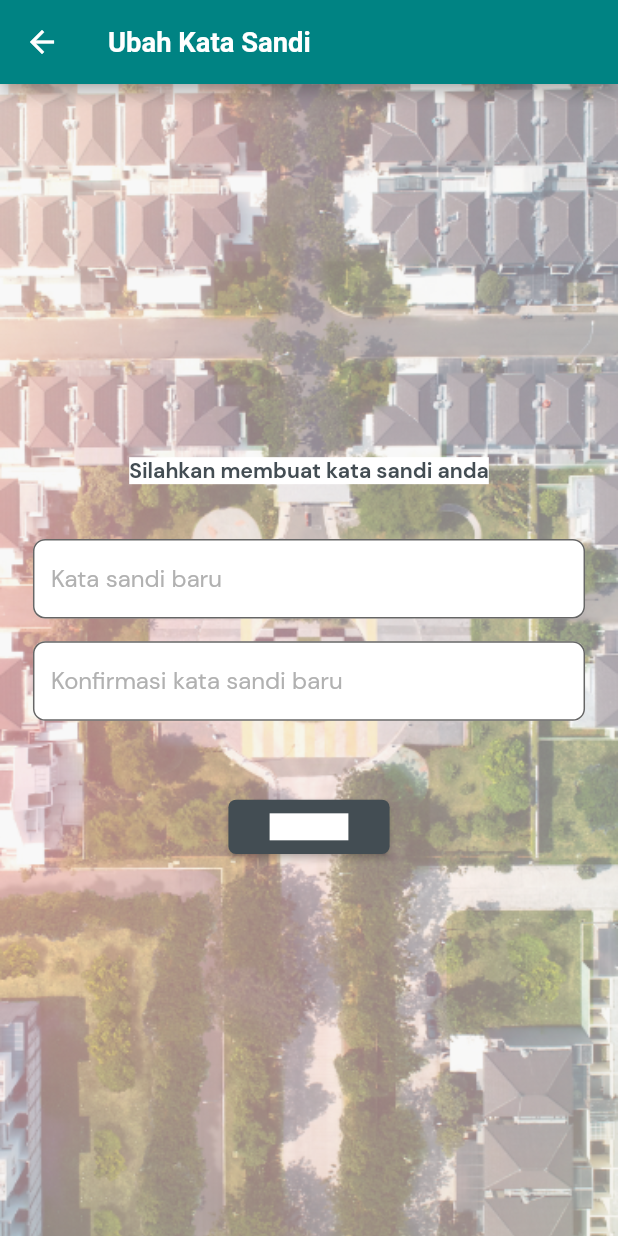
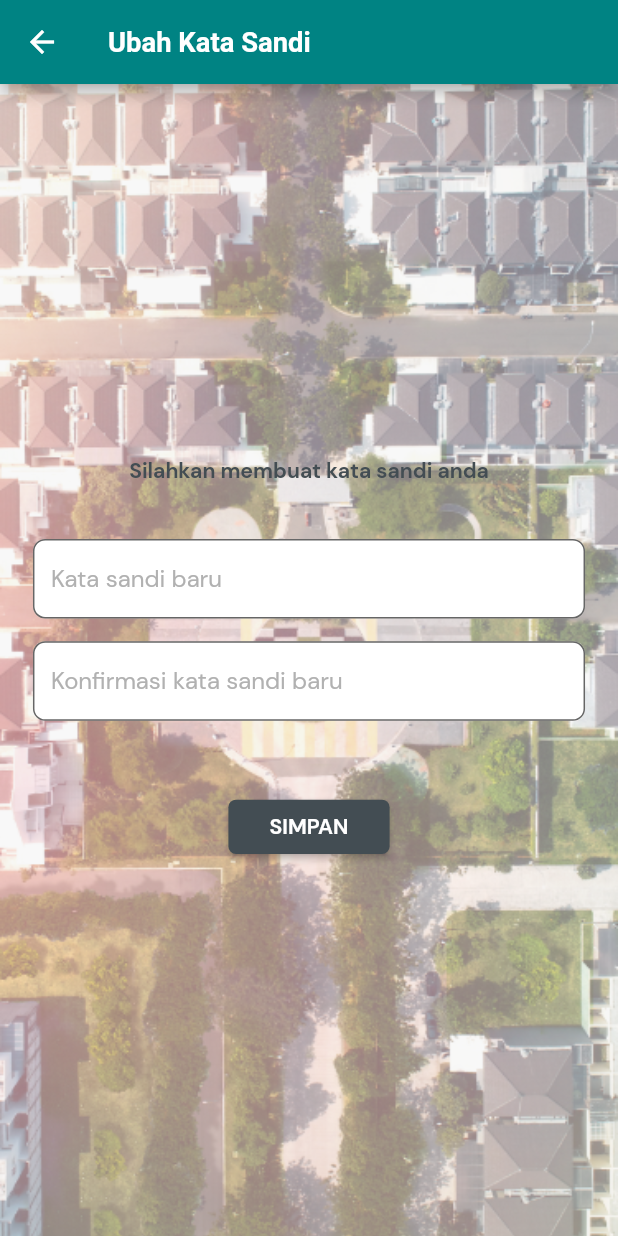
Before and after one commit to luteh/perizinan_petugas, a Flutter app: the ChangePasswordPage screen opened by its route, on a phone screen of 412 x 824 dp. Run offline on Flutter 3.47's test engine with Material 2 defaults, Android fonts, the light colour scheme and no system bars; our stand-ins replace bloc, cached_network_image, dio, equatable, flutter_bloc, flutter_form_builder and 14 more; accounts and stored records are empty; generated files the repository leaves out were written again; project files that could hold a hidden picture were left out.

Commit message:
Fix mytext

```diff
--- a/lib/core/widgets/my_text.dart
+++ b/lib/core/widgets/my_text.dart
@@ -100,7 +100,7 @@ class MyText extends StatelessWidget {
       alignment: alignment,
       margin: margin,
       child: Material(
-        color: Colors.white,
+        color: Colors.transparent,
         child: InkWell(
           onTap: onTap,
           child: Text(
```
